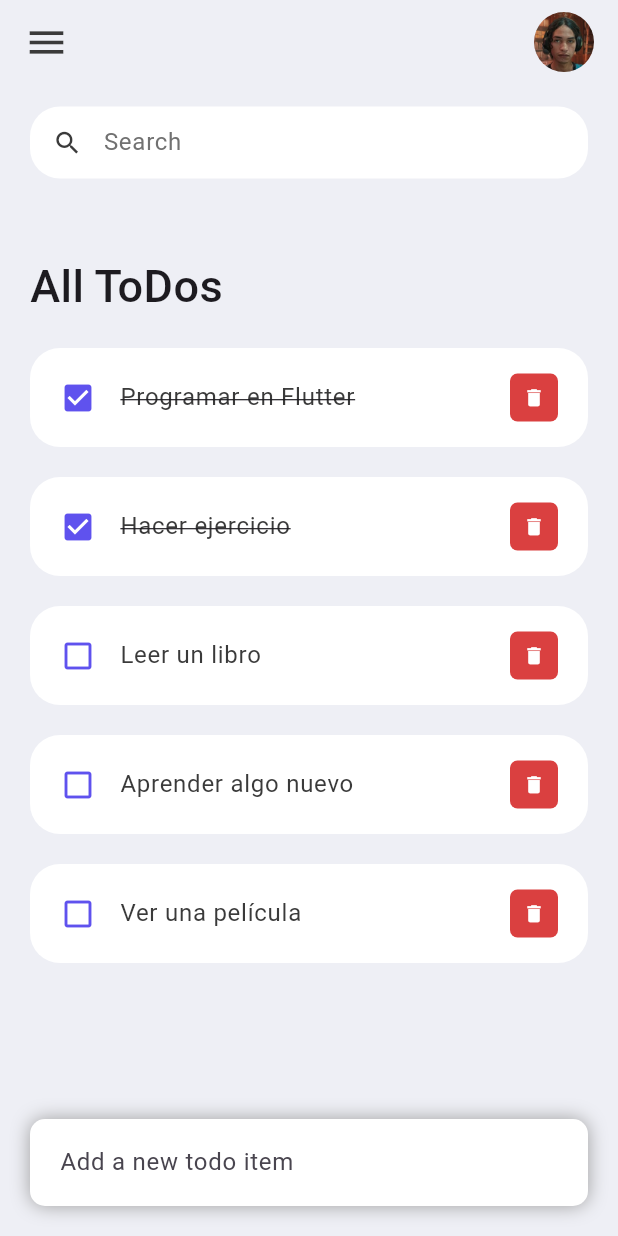
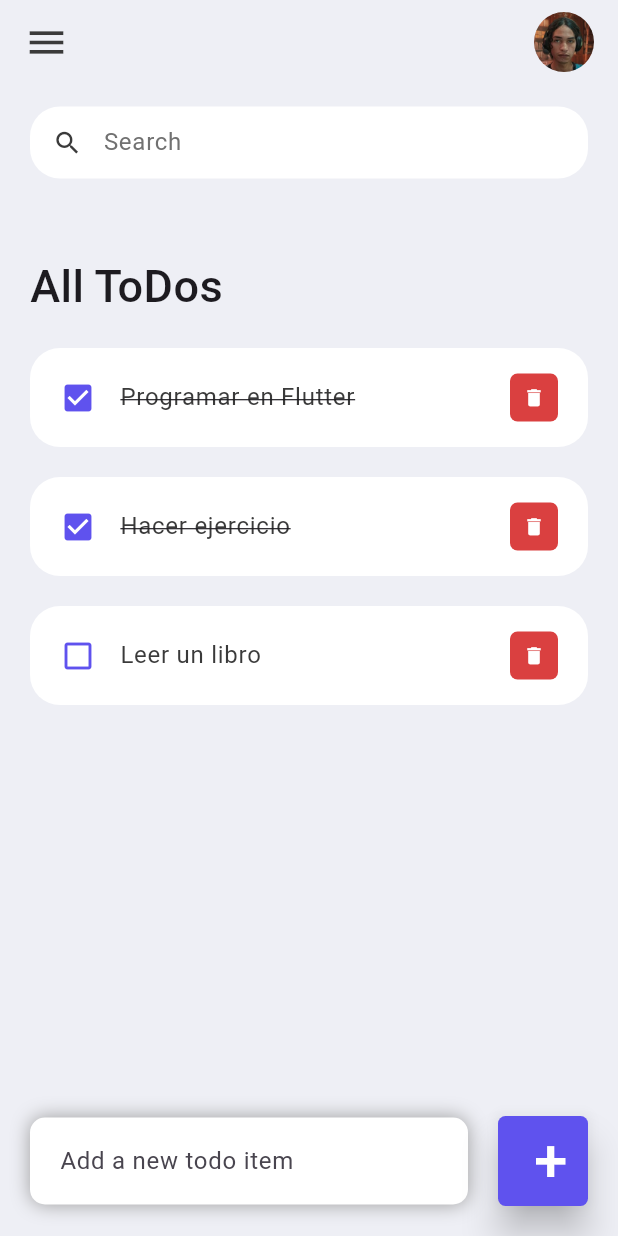
Before and after one commit to Nosrey/todo_list_flutter, a Flutter app: the screen it shows after launch, on a phone screen of 412 x 824 dp. Run offline on Flutter 3.47's test engine with Material 3 defaults, Android fonts, the phone set to English and light mode, and no system bars.

Commit message:
input para agregar tareas terminado y boton para guardarlas en proceso, pero el texto aun no se centra bien

```diff
--- a/lib/model/todo.dart
+++ b/lib/model/todo.dart
@@ -14,8 +14,8 @@ class ToDo {
       ToDo(id: '01', todoText: 'Programar en Flutter', isDone: true),
       ToDo(id: '02', todoText: 'Hacer ejercicio', isDone: true),
       ToDo(id: '03', todoText: 'Leer un libro', isDone: false),
-      ToDo(id: '04', todoText: 'Aprender algo nuevo', isDone: false),
-      ToDo(id: '05', todoText: 'Ver una película', isDone: false),
+      // ToDo(id: '04', todoText: 'Aprender algo nuevo', isDone: false),
+      // ToDo(id: '05', todoText: 'Ver una película', isDone: false),
     ];
   }
 }
--- a/lib/screens/home.dart
+++ b/lib/screens/home.dart
@@ -69,6 +69,33 @@ class Home extends StatelessWidget {
                       ),
                     ),
                   ),
+                  Container(
+                    margin: EdgeInsets.only(bottom: 20, right: 20),
+                    width: 60,
+                    // elimino el paddding
+                    padding: EdgeInsets.all(0),
+                    child: ElevatedButton(
+                      child: Text(
+                        '+',
+                        // centro el texto en el botón
+                        textAlign: TextAlign.start,
+                        style: TextStyle(
+                          fontSize: 40,
+                          color: Colors.white,
+                        ),
+                      ),
+                      onPressed: () {},
+                      style: ElevatedButton.styleFrom(
+                        backgroundColor: tdBlue,
+                        minimumSize: Size(60, 60),
+                        maximumSize: Size(60, 60),
+                        elevation: 10,
+                        shape: RoundedRectangleBorder(
+                          borderRadius: BorderRadius.circular(5),
+                        ),
+                      ),
+                    ),
+                  ),
                 ],
               ))
         ],
```
